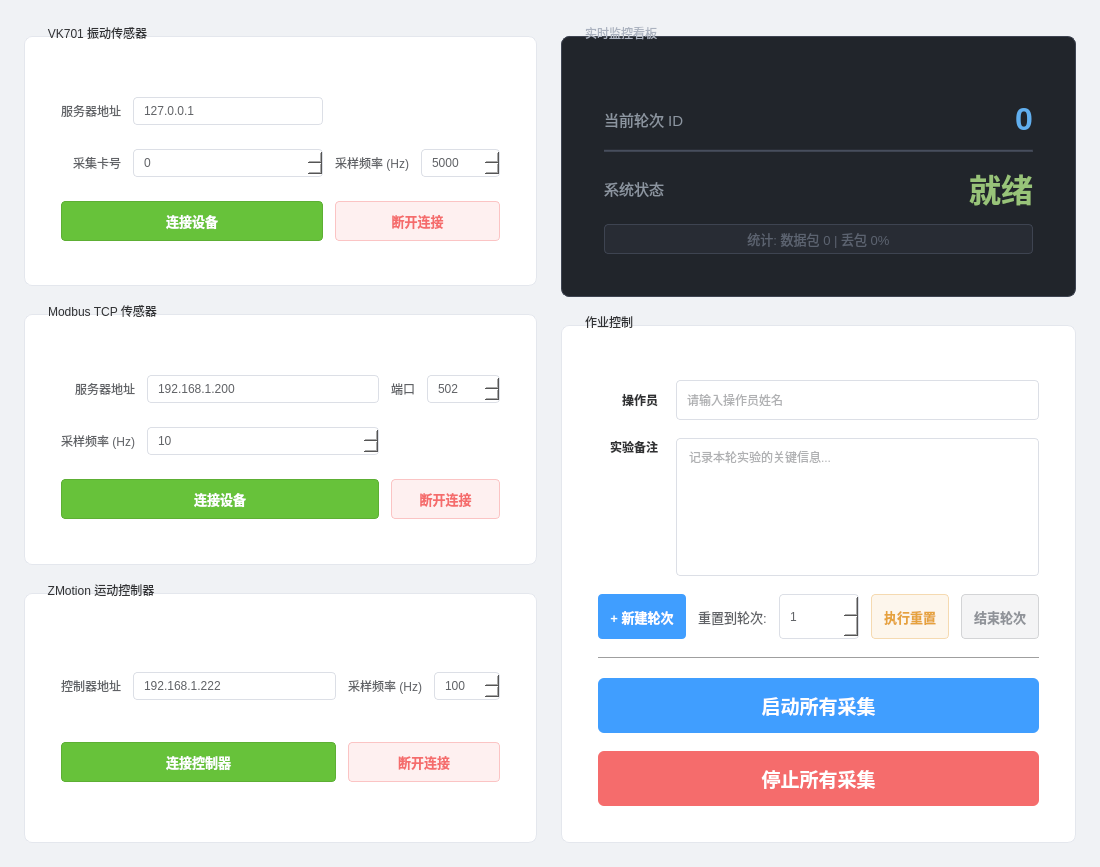
Qt form forms/SensorPage.ui (Huier-git/Drill2tool) before a commit.
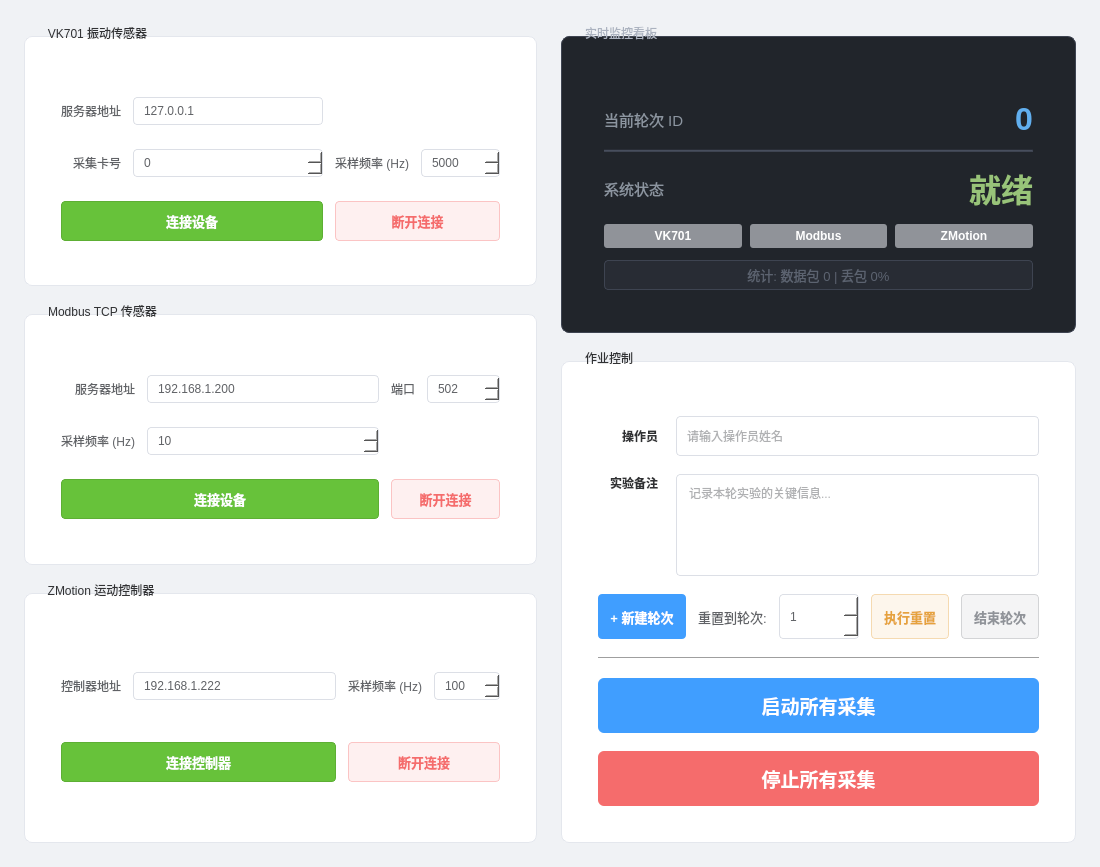
The same form after that commit.

The edit to the form file:
```diff
--- a/forms/SensorPage.ui
+++ b/forms/SensorPage.ui
@@ -731,6 +731,79 @@
           </property>
          </spacer>
         </item>
+        <item>
+         <layout class="QHBoxLayout" name="horizontalLayout_indicators">
+          <property name="spacing">
+           <number>8</number>
+          </property>
+          <item>
+           <widget class="QLabel" name="lbl_vk701_indicator">
+            <property name="minimumSize">
+             <size>
+              <width>80</width>
+              <height>24</height>
+             </size>
+            </property>
+            <property name="styleSheet">
+             <string>background-color: #909399; color: white; padding: 2px 6px; border-radius: 3px; font-weight: bold;</string>
+            </property>
+            <property name="text">
+             <string>VK701</string>
+            </property>
+            <property name="alignment">
+             <set>Qt::AlignCenter</set>
+            </property>
+            <property name="toolTip">
+             <string>VK701振动传感器连接状态</string>
+            </property>
+           </widget>
+          </item>
+          <item>
+           <widget class="QLabel" name="lbl_mdb_indicator">
+            <property name="minimumSize">
+             <size>
+              <width>80</width>
+              <height>24</height>
+             </size>
+            </property>
+            <property name="styleSheet">
+             <string>background-color: #909399; color: white; padding: 2px 6px; border-radius: 3px; font-weight: bold;</string>
+            </property>
+            <property name="text">
+             <string>Modbus</string>
+            </property>
+            <property name="alignment">
+             <set>Qt::AlignCenter</set>
+            </property>
+            <property name="toolTip">
+             <string>Modbus传感器连接状态</string>
+            </property>
+           </widget>
+          </item>
+          <item>
+           <widget class="QLabel" name="lbl_motor_indicator">
+            <property name="minimumSize">
+             <size>
+              <width>80</width>
+              <height>24</height>
+             </size>
+            </property>
+            <property name="styleSheet">
+             <string>background-color: #909399; color: white; padding: 2px 6px; border-radius: 3px; font-weight: bold;</string>
+            </property>
+            <property name="text">
+             <string>ZMotion</string>
+            </property>
+            <property name="alignment">
+             <set>Qt::AlignCenter</set>
+            </property>
+            <property name="toolTip">
+             <string>ZMotion控制器连接状态</string>
+            </property>
+           </widget>
+          </item>
+         </layout>
+        </item>
         <item>
          <widget class="QLabel" name="label_statistics">
           <property name="styleSheet">
```
